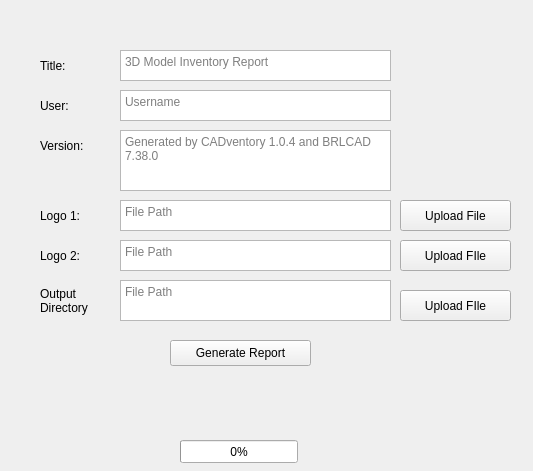
First picture: the form in src/reportgenerationwindow.ui, repository torfoes/cadventory, before the edit.
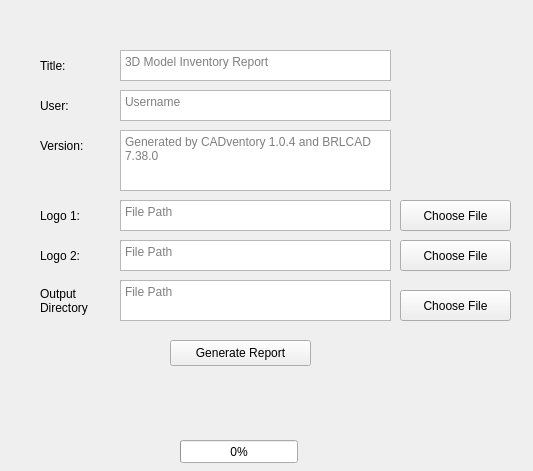
Second picture: the form after the edit.

Commit message: Report Generation Window, properly non blocking ,progress bar (will need to polish a bit more)

```diff
--- a/src/reportgenerationwindow.ui
+++ b/src/reportgenerationwindow.ui
@@ -81,7 +81,7 @@
     </rect>
    </property>
    <property name="text">
-    <string>Upload File</string>
+    <string>Choose File</string>
    </property>
   </widget>
   <widget class="QTextEdit" name="logo1_textEdit">
@@ -152,7 +152,7 @@
     </rect>
    </property>
    <property name="text">
-    <string>Upload FIle</string>
+    <string>Choose File</string>
    </property>
   </widget>
   <widget class="QTextEdit" name="version_textEdit">
@@ -207,7 +207,7 @@
     </rect>
    </property>
    <property name="text">
-    <string>Upload FIle</string>
+    <string>Choose File</string>
    </property>
   </widget>
   <widget class="QTextEdit" name="outputDirectory_textEdit">
@@ -245,9 +245,9 @@
   <widget class="QLabel" name="fileInProcess_label">
    <property name="geometry">
     <rect>
-     <x>200</x>
+     <x>130</x>
      <y>410</y>
-     <width>66</width>
+     <width>231</width>
      <height>18</height>
     </rect>
    </property>
```
The commit also changes 7 other files.
